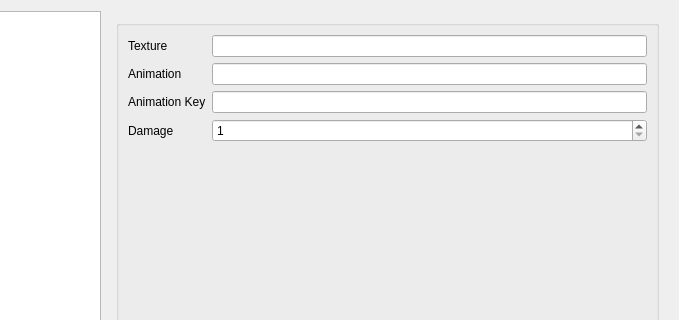
Before: the Qt Designer form tools/def_editor/ui/projectiles.ui in aleios/SpaceProjectDreamcast, drawn with Qt 5; both pictures show x 166 to 845 and y 0 to 320 of the 845 by 509 pixel window.
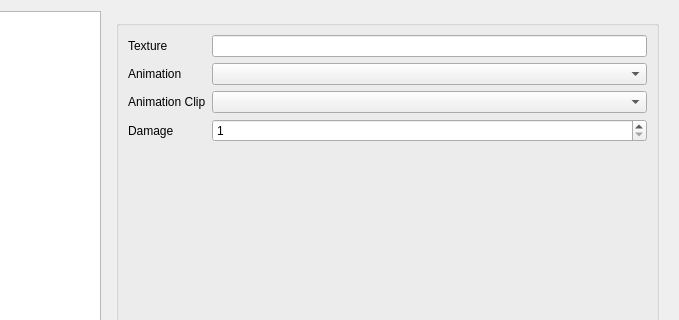
After: the same form once the commit is applied.

Commit message: feat: Convert animation key and clip textboxes to dropdowns.

```diff
--- a/tools/def_editor/ui/projectiles.ui
+++ b/tools/def_editor/ui/projectiles.ui
@@ -96,19 +96,13 @@
             </property>
            </widget>
           </item>
-          <item row="1" column="1">
-           <widget class="QLineEdit" name="tbProjAnimation"/>
-          </item>
           <item row="2" column="0">
            <widget class="QLabel" name="label_3">
             <property name="text">
-             <string>Animation Key</string>
+             <string>Animation Clip</string>
             </property>
            </widget>
           </item>
-          <item row="2" column="1">
-           <widget class="QLineEdit" name="tbProjAnimationKey"/>
-          </item>
           <item row="3" column="0">
            <widget class="QLabel" name="label_6">
             <property name="text">
@@ -126,6 +120,26 @@
             </property>
            </widget>
           </item>
+          <item row="1" column="1">
+           <widget class="QComboBox" name="cbAnimation">
+            <property name="sizePolicy">
+             <sizepolicy hsizetype="MinimumExpanding" vsizetype="Fixed">
+              <horstretch>0</horstretch>
+              <verstretch>0</verstretch>
+             </sizepolicy>
+            </property>
+           </widget>
+          </item>
+          <item row="2" column="1">
+           <widget class="QComboBox" name="cbAnimationClip">
+            <property name="sizePolicy">
+             <sizepolicy hsizetype="MinimumExpanding" vsizetype="Fixed">
+              <horstretch>0</horstretch>
+              <verstretch>0</verstretch>
+             </sizepolicy>
+            </property>
+           </widget>
+          </item>
          </layout>
         </widget>
        </item>
```
The commit also changes 8 other files.
